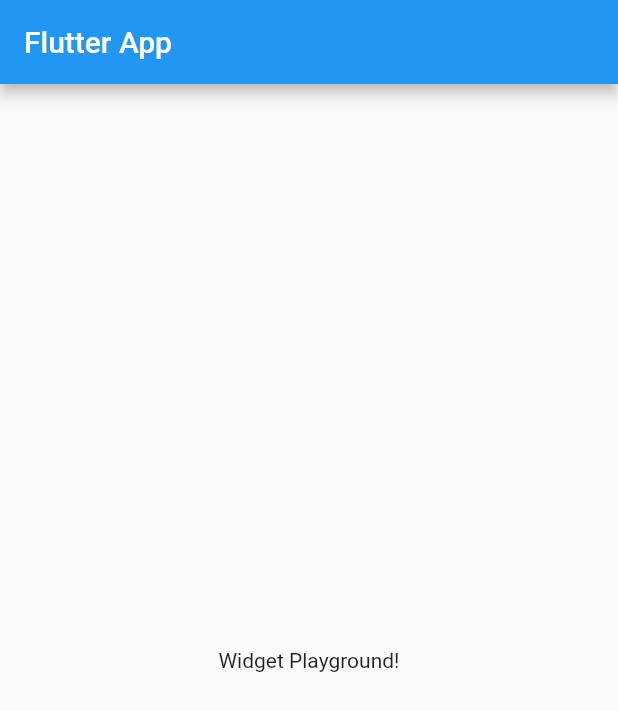
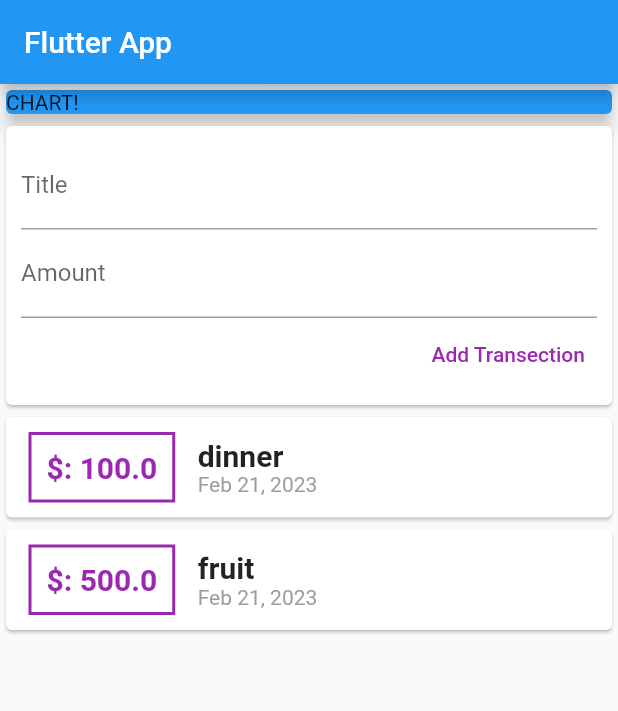
Before and after one commit to Jinil-Chandarana/personal_expanse_app, a Flutter app: the screen it shows after launch, on a phone screen of 412 x 824 dp. Shown: the top 711 px of the screen. Run offline on Flutter 3.47's test engine with Material 2 defaults, Android fonts, the phone set to English and light mode, and no system bars.

Commit message:
basic UI

```diff
--- a/lib/main.dart
+++ b/lib/main.dart
@@ -1,4 +1,6 @@
 import 'package:flutter/material.dart';
+import 'package:flutter_complete_guide/transection.dart';
+import 'package:intl/intl.dart';
 
 void main() => runApp(MyApp());
 
@@ -13,14 +15,125 @@ class MyApp extends StatelessWidget {
 }
 
 class MyHomePage extends StatelessWidget {
+  // String amountInput;
+  // String titleInput;
+
+  final List<Transection> transection = [
+    Transection(
+      id: '1',
+      amount: 100.0,
+      title: 'dinner',
+      date: DateTime.now(),
+    ),
+    Transection(
+      id: '2',
+      amount: 500.0,
+      title: 'fruit',
+      date: DateTime.now(),
+    ),
+  ];
+
   @override
   Widget build(BuildContext context) {
     return Scaffold(
       appBar: AppBar(
         title: Text('Flutter App'),
       ),
-      body: Center(
-        child: Text('Widget Playground!'),
+      body: Column(
+        //mainAxisAlignment: MainAxisAlignment.spaceAround,
+        crossAxisAlignment: CrossAxisAlignment.stretch,
+        children: [
+          Container(
+            width: double.infinity,
+            child: Card(
+              color: Colors.blue,
+              child: Text('CHART!'),
+              elevation: 5,
+            ),
+          ),
+          Card(
+            child: Container(
+              padding: EdgeInsets.all(10),
+              child: Column(
+                crossAxisAlignment: CrossAxisAlignment.end,
+                children: [
+                  TextField(
+                    decoration: InputDecoration(labelText: 'Title'),
+                    // onChanged: (value) {
+                    //   titleInput = value;
+                    // },
+                  ),
+                  TextField(
+                    decoration: InputDecoration(labelText: 'Amount'),
+                    // onChanged: (value) {
+                    //   amountInput = value;
+                    // },
+                  ),
+                  TextButton(
+                    onPressed: () {
+                      // print(amountInput);
+                      // print(titleInput);
+                    },
+                    child: Text('Add Transection'),
+                    style: ButtonStyle(
+                      foregroundColor: MaterialStatePropertyAll(Colors.purple),
+                      overlayColor: MaterialStatePropertyAll(Colors.purple[50]),
+                    ),
+                  )
+                ],
+              ),
+            ),
+          ),
+          Column(
+            children: transection.map((tx) {
+              return Card(
+                child: Row(
+                  children: [
+                    Container(
+                      margin: EdgeInsets.symmetric(
+                        vertical: 10,
+                        horizontal: 15,
+                      ),
+                      decoration: BoxDecoration(
+                        border: Border.all(
+                          color: Colors.purple,
+                          width: 2,
+                        ),
+                      ),
+                      padding: EdgeInsets.all(10),
+                      child: Text(
+                        '\$: ${tx.amount.toString()}',
+                        style: TextStyle(
+                          fontSize: 20,
+                          fontWeight: FontWeight.bold,
+                          color: Colors.purple,
+                        ),
+                      ),
+                    ),
+                    Column(
+                      crossAxisAlignment: CrossAxisAlignment.start,
+                      children: [
+                        Text(
+                          tx.title,
+                          style: TextStyle(
+                            fontSize: 20,
+                            fontWeight: FontWeight.bold,
+                          ),
+                        ),
+                        Text(
+                          DateFormat.yMMMd().format(tx.date),
+                          style: TextStyle(
+                            color: Colors.grey,
+                          ),
+                        ),
+                      ],
+                    )
+                  ],
+                ),
+              );
+            }).toList(),
+          )
+        ],
       ),
     );
   }
--- /dev/null
+++ b/lib/transection.dart
@@ -0,0 +1,15 @@
+import 'package:flutter/foundation.dart';
+
+class Transection {
+  final String id;
+  final String title;
+  final double amount;
+  final DateTime date;
+
+  Transection({
+    @required this.amount,
+    @required this.date,
+    @required this.id,
+    @required this.title,
+  });
+}
--- a/pubspec.yaml
+++ b/pubspec.yaml
@@ -23,6 +23,7 @@ environment:
 dependencies:
   flutter:
     sdk: flutter
+  intl: ^0.18.0
 
 
   # The following adds the Cupertino Icons font to your application.
```
Also changed, not shown: pubspec.lock.
